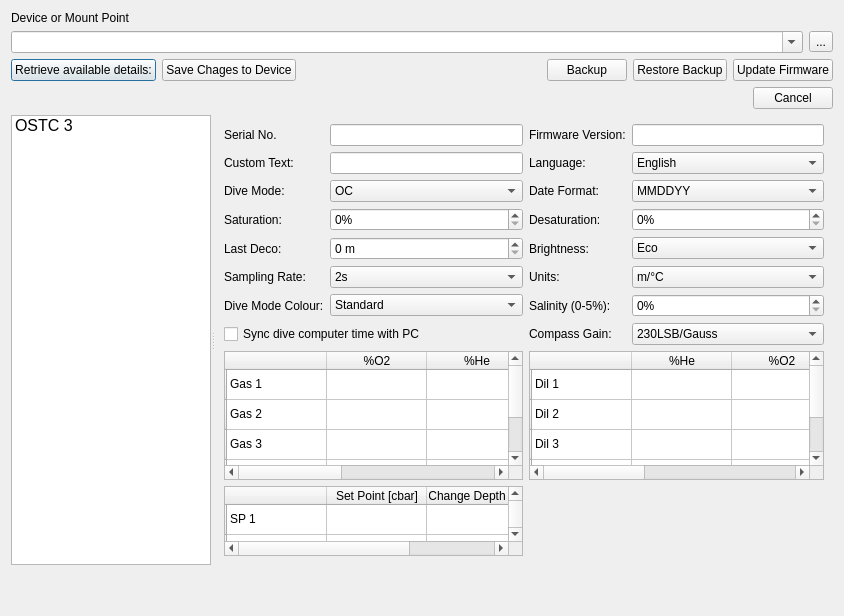
subsurface/subsurface, file qt-ui/configuredivecomputerdialog.ui: the form before one commit.
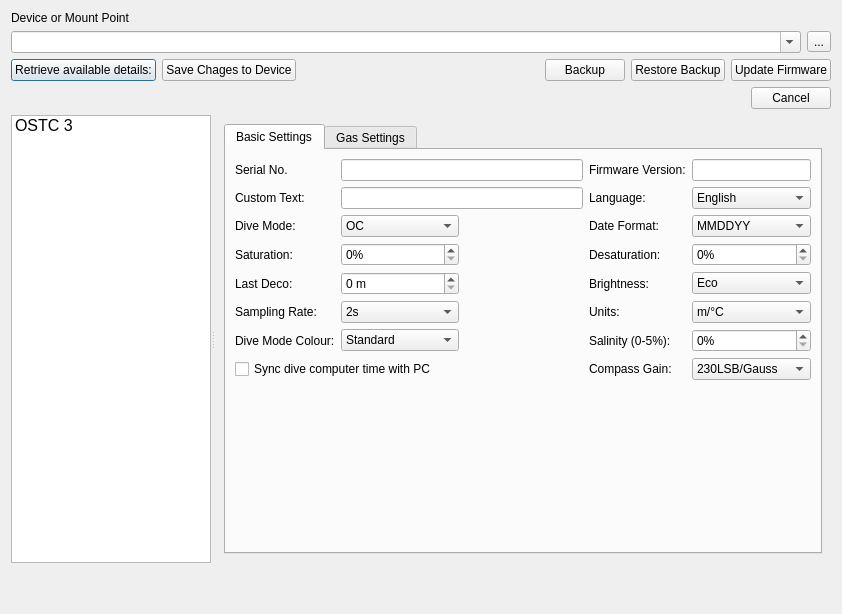
The form after the commit. Icons and pictures are not drawn.

Commit message:
Redesign Dive Computer configuration dialog
The dive computer configuration dialog was a bit cluttered. This
change adds a tabbed interface separating the basic settings from
the gas, dilutent and set point settings

The edit to the form file:
```diff
--- a/qt-ui/configuredivecomputerdialog.ui
+++ b/qt-ui/configuredivecomputerdialog.ui
@@ -6,8 +6,8 @@
    <rect>
     <x>0</x>
     <y>0</y>
-    <width>844</width>
-    <height>616</height>
+    <width>842</width>
+    <height>614</height>
    </rect>
   </property>
   <property name="windowTitle">
@@ -124,6 +124,12 @@
    </item>
    <item>
     <widget class="QSplitter" name="splitter">
+     <property name="sizePolicy">
+      <sizepolicy hsizetype="Expanding" vsizetype="Preferred">
+       <horstretch>0</horstretch>
+       <verstretch>2</verstretch>
+      </sizepolicy>
+     </property>
      <property name="orientation">
       <enum>Qt::Horizontal</enum>
      </property>
@@ -157,7 +163,17 @@
      </widget>
      <widget class="QStackedWidget" name="dcStackedWidget">
       <widget class="QWidget" name="page_2">
-       <layout class="QGridLayout" name="gridLayout_2">
+       <layout class="QVBoxLayout" name="verticalLayout_3">
+        <item>
+         <widget class="QTabWidget" name="tabWidget">
+          <property name="currentIndex">
+           <number>0</number>
+          </property>
+          <widget class="QWidget" name="tab">
+           <attribute name="title">
+            <string>Basic Settings</string>
+           </attribute>
+           <layout class="QGridLayout" name="gridLayout">
         <item row="0" column="0">
          <widget class="QLabel" name="label_7">
           <property name="text">
@@ -168,14 +184,14 @@
           </property>
          </widget>
         </item>
-        <item row="0" column="1">
+            <item row="0" column="1" colspan="2">
          <widget class="QLineEdit" name="serialNoLineEdit">
           <property name="readOnly">
            <bool>true</bool>
           </property>
          </widget>
         </item>
-        <item row="0" column="2">
+            <item row="0" column="3">
          <widget class="QLabel" name="label_8">
           <property name="text">
            <string>Firmware Version:</string>
@@ -185,7 +201,7 @@
           </property>
          </widget>
         </item>
-        <item row="0" column="3">
+            <item row="0" column="4">
          <widget class="QLineEdit" name="firmwareVersionLineEdit">
           <property name="readOnly">
            <bool>true</bool>
@@ -202,7 +218,7 @@
           </property>
          </widget>
         </item>
-        <item row="1" column="1">
+            <item row="1" column="1" colspan="2">
          <widget class="QLineEdit" name="customTextLlineEdit">
           <property name="sizePolicy">
            <sizepolicy hsizetype="Expanding" vsizetype="Fixed">
@@ -212,7 +228,7 @@
           </property>
          </widget>
         </item>
-        <item row="1" column="2">
+            <item row="1" column="3">
          <widget class="QLabel" name="label_6">
           <property name="text">
            <string>Language:</string>
@@ -222,7 +238,7 @@
           </property>
          </widget>
         </item>
-        <item row="1" column="3">
+            <item row="1" column="4">
          <widget class="QComboBox" name="languageComboBox">
           <item>
            <property name="text">
@@ -280,7 +296,7 @@
           </item>
          </widget>
         </item>
-        <item row="2" column="2">
+            <item row="2" column="3">
          <widget class="QLabel" name="label_9">
           <property name="text">
            <string>Date Format:</string>
@@ -290,7 +306,7 @@
           </property>
          </widget>
         </item>
-        <item row="2" column="3">
+            <item row="2" column="4">
          <widget class="QComboBox" name="dateFormatComboBox">
           <item>
            <property name="text">
@@ -326,7 +342,7 @@
           </property>
          </widget>
         </item>
-        <item row="3" column="2">
+            <item row="3" column="3">
          <widget class="QLabel" name="label_16">
           <property name="text">
            <string>Desaturation:</string>
@@ -336,7 +352,7 @@
           </property>
          </widget>
         </item>
-        <item row="3" column="3">
+            <item row="3" column="4">
          <widget class="QSpinBox" name="desaturationSpinBox">
           <property name="suffix">
            <string>%</string>
@@ -360,7 +376,7 @@
           </property>
          </widget>
         </item>
-        <item row="4" column="2">
+            <item row="4" column="3">
          <widget class="QLabel" name="label_4">
           <property name="text">
            <string>Brightness:</string>
@@ -370,7 +386,7 @@
           </property>
          </widget>
         </item>
-        <item row="4" column="3">
+            <item row="4" column="4">
          <widget class="QComboBox" name="brightnessComboBox">
           <item>
            <property name="text">
@@ -413,7 +429,7 @@
           </item>
          </widget>
         </item>
-        <item row="5" column="2">
+            <item row="5" column="3">
          <widget class="QLabel" name="label_11">
           <property name="text">
            <string>Units:</string>
@@ -423,7 +439,7 @@
           </property>
          </widget>
         </item>
-        <item row="5" column="3">
+            <item row="5" column="4">
          <widget class="QComboBox" name="unitsComboBox">
           <item>
            <property name="text">
@@ -471,7 +487,7 @@
           </item>
          </widget>
         </item>
-        <item row="6" column="2">
+            <item row="6" column="3">
          <widget class="QLabel" name="label_13">
           <property name="text">
            <string>Salinity (0-5%):</string>
@@ -481,7 +497,7 @@
           </property>
          </widget>
         </item>
-        <item row="6" column="3">
+            <item row="6" column="4">
          <widget class="QSpinBox" name="salinitySpinBox">
           <property name="suffix">
            <string>%</string>
@@ -491,14 +507,14 @@
           </property>
          </widget>
         </item>
-        <item row="7" column="0" colspan="2">
+            <item row="7" column="0" colspan="3">
          <widget class="QCheckBox" name="dateTimeSyncCheckBox">
           <property name="text">
            <string>Sync dive computer time with PC</string>
           </property>
          </widget>
         </item>
-        <item row="7" column="2">
+            <item row="7" column="3">
          <widget class="QLabel" name="label_15">
           <property name="text">
            <string>Compass Gain:</string>
@@ -508,7 +524,7 @@
           </property>
          </widget>
         </item>
-        <item row="7" column="3">
+            <item row="7" column="4">
          <widget class="QComboBox" name="compassGainComboBox">
           <property name="sizePolicy">
            <sizepolicy hsizetype="Preferred" vsizetype="Fixed">
@@ -558,12 +574,32 @@
           </item>
          </widget>
         </item>
-        <item row="8" column="0" colspan="2">
+            <item row="8" column="2">
+             <spacer name="verticalSpacer">
+              <property name="orientation">
+               <enum>Qt::Vertical</enum>
+              </property>
+              <property name="sizeHint" stdset="0">
+               <size>
+                <width>20</width>
+                <height>177</height>
+               </size>
+              </property>
+             </spacer>
+            </item>
+           </layout>
+          </widget>
+          <widget class="QWidget" name="tab_2">
+           <attribute name="title">
+            <string>Gas Settings</string>
+           </attribute>
+           <layout class="QGridLayout" name="gridLayout_2">
+            <item row="0" column="0">
          <widget class="QTableWidget" name="ostc3GasTable">
           <property name="sizePolicy">
            <sizepolicy hsizetype="Expanding" vsizetype="Expanding">
             <horstretch>0</horstretch>
-            <verstretch>1</verstretch>
+                <verstretch>0</verstretch>
            </sizepolicy>
           </property>
           <row>
@@ -643,12 +679,12 @@
           </item>
          </widget>
         </item>
-        <item row="8" column="2" colspan="2">
+            <item row="0" column="1">
          <widget class="QTableWidget" name="ostc3DilTable">
           <property name="sizePolicy">
            <sizepolicy hsizetype="Expanding" vsizetype="Expanding">
             <horstretch>0</horstretch>
-            <verstretch>2</verstretch>
+                <verstretch>0</verstretch>
            </sizepolicy>
           </property>
           <row>
@@ -728,12 +764,12 @@
           </item>
          </widget>
         </item>
-        <item row="9" column="0" colspan="2">
+            <item row="1" column="0">
          <widget class="QTableWidget" name="ostc3SetPointTable">
           <property name="sizePolicy">
            <sizepolicy hsizetype="Expanding" vsizetype="Expanding">
             <horstretch>0</horstretch>
-            <verstretch>1</verstretch>
+                <verstretch>0</verstretch>
            </sizepolicy>
           </property>
           <row>
@@ -801,6 +837,10 @@
             <string>SP 5</string>
            </property>
           </item>
+             </widget>
+            </item>
+           </layout>
+          </widget>
          </widget>
         </item>
        </layout>
```
Lines whose indentation alone changed are shown as unchanged.
